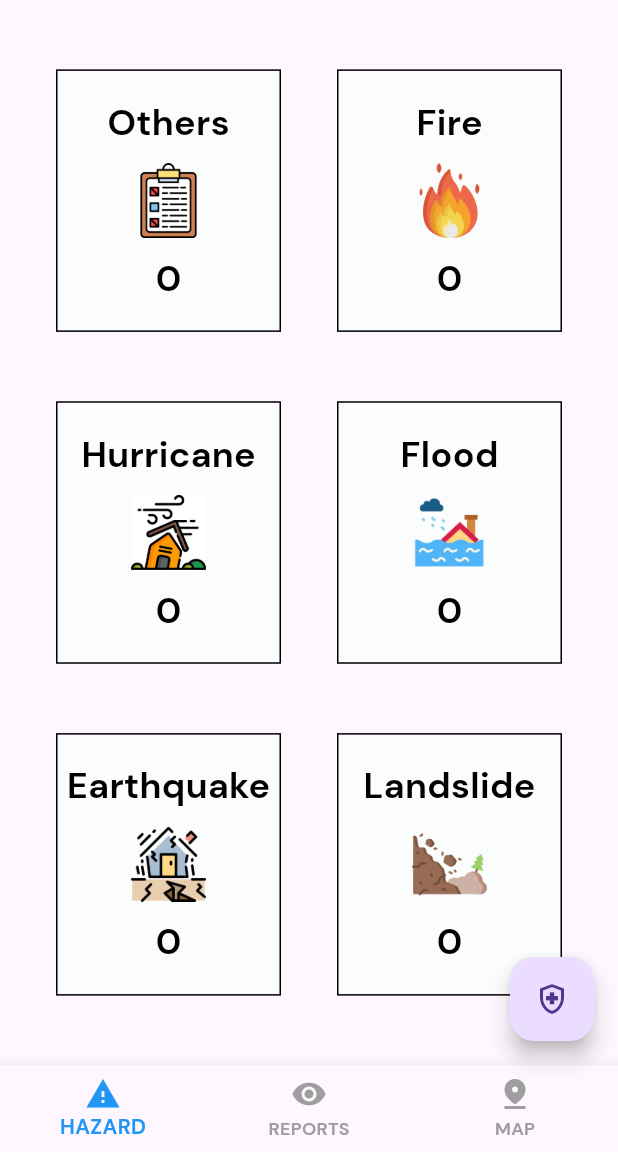
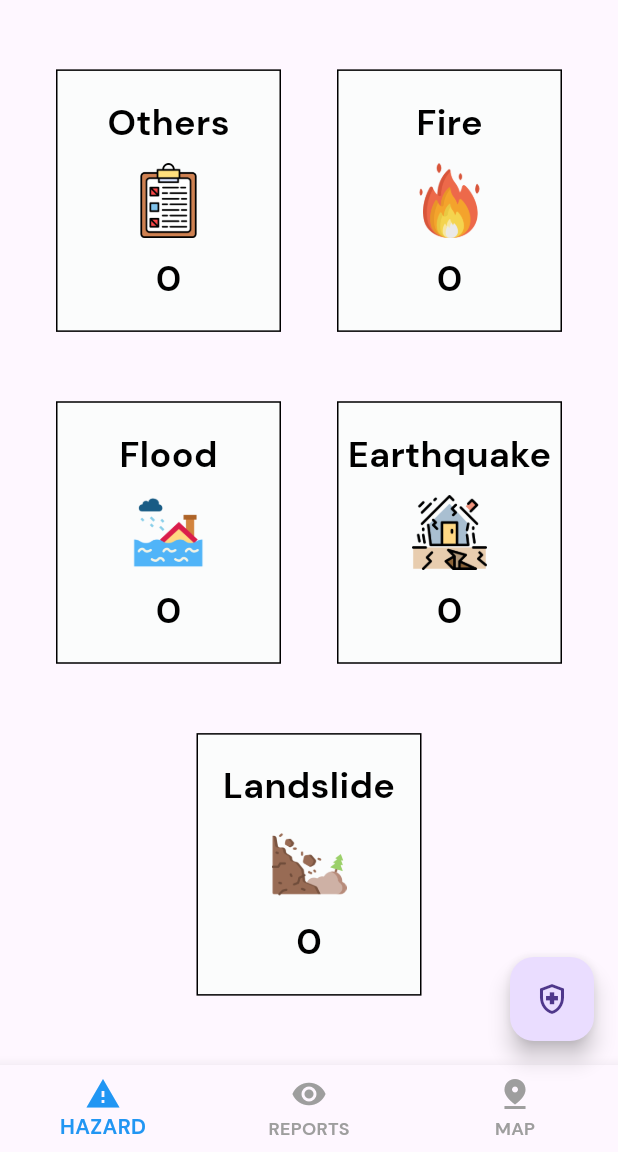
Before and after one commit to ADRIANTULANG/ReportingResponderApp, a Flutter app: the HomeScreen screen opened directly, on a phone screen of 412 x 824 dp, the part 84-1236 px from its top. Run offline on Flutter 3.47's test engine with Material 3 defaults, Android fonts, the phone set to English and light mode, and no system bars; our stand-ins replace awesome_notifications, cloud_firestore, file_picker, firebase_auth, firebase_core, firebase_messaging and 7 more; accounts and stored records are empty; statements that could not run were skipped.

Commit message:
add some updates

```diff
--- a/lib/screens/tabs/newhazard_tab.dart
+++ b/lib/screens/tabs/newhazard_tab.dart
@@ -26,14 +26,15 @@ class NewHazardTab extends StatelessWidget {
         Row(
           mainAxisAlignment: MainAxisAlignment.spaceEvenly,
           children: [
-            cardWidget('assets/images/image 2.png', 'Hurricane'),
+            // cardWidget('assets/images/image 2.png', 'Hurricane'),
             cardWidget('assets/images/flood.png', 'Flood'),
+            cardWidget('assets/images/earthquake.png', 'Earthquake'),
           ],
         ),
         Row(
           mainAxisAlignment: MainAxisAlignment.spaceEvenly,
           children: [
-            cardWidget('assets/images/earthquake.png', 'Earthquake'),
+            // cardWidget('assets/images/earthquake.png', 'Earthquake'),
             cardWidget('assets/images/landslide.png', 'Landslide'),
           ],
         ),
@@ -46,7 +47,7 @@ class NewHazardTab extends StatelessWidget {
       width: 150,
       height: 175,
       decoration: BoxDecoration(
-        color: Color.fromARGB(255, 251, 252, 252),
+        color: const Color.fromARGB(255, 251, 252, 252),
         border: Border.all(
           color: Colors.black,
         ),
```
